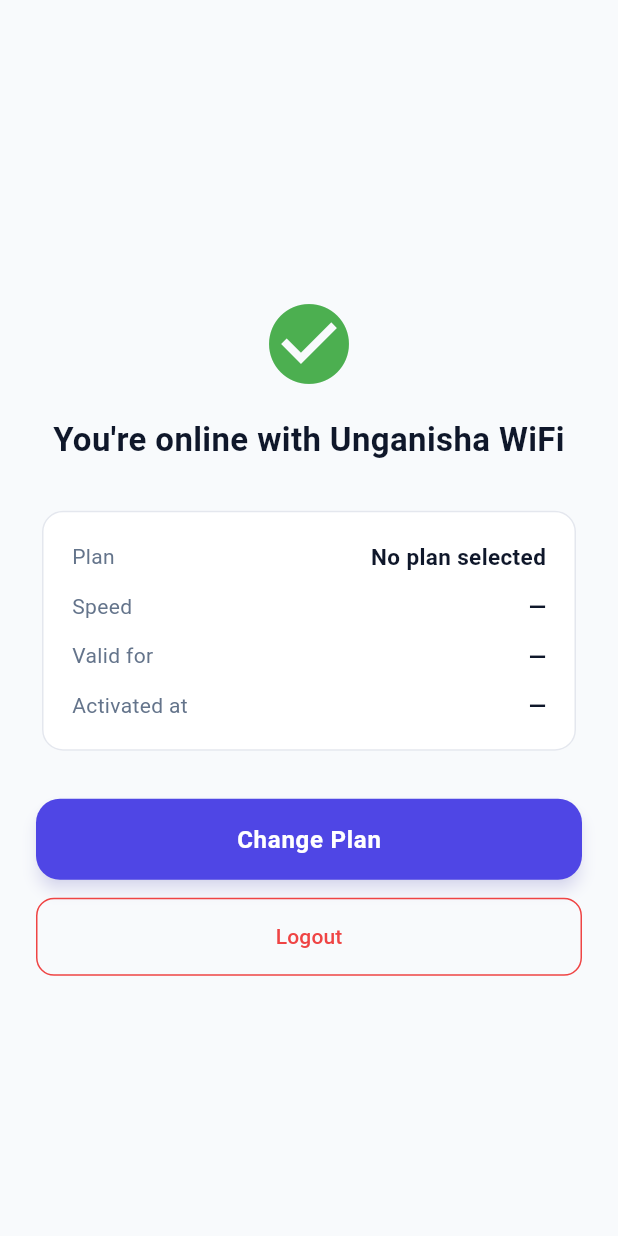
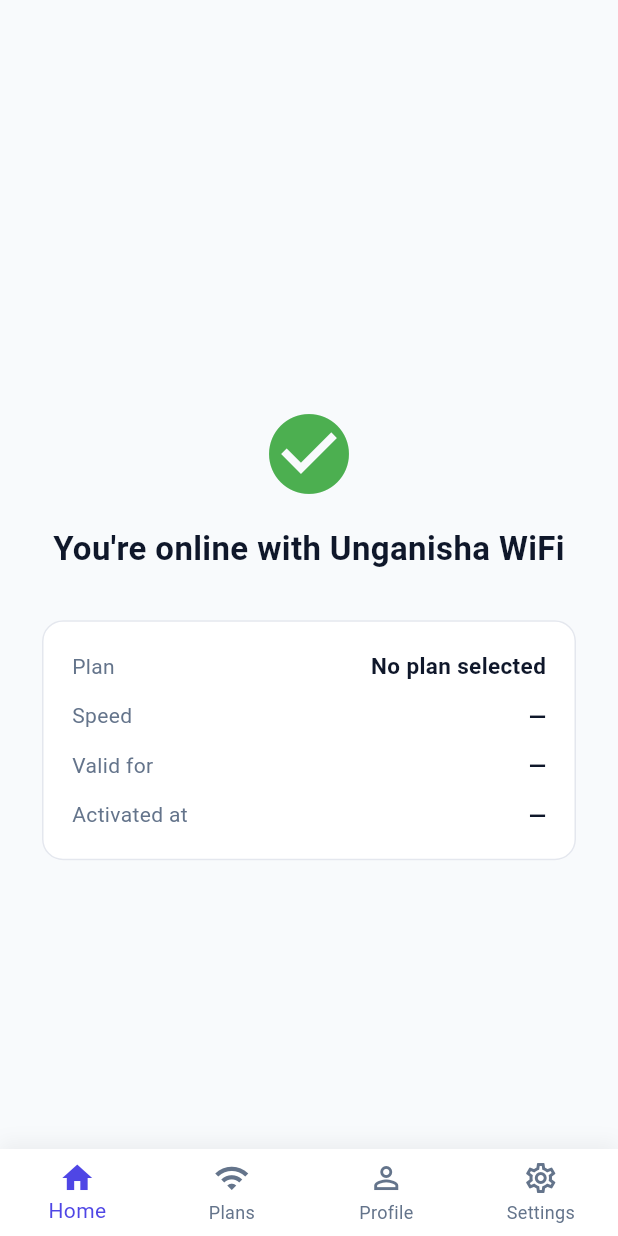
Before and after one commit to rahul656676/unganisha_wifi, a Flutter app: the SubscriptionStatusScreen screen opened by its route, on a phone screen of 412 x 824 dp. Run offline on Flutter 3.47's test engine with Material 3 defaults, Android fonts, the phone set to English and light mode, and no system bars; our stand-ins replace go_router.

```diff
--- a/lib/router.dart
+++ b/lib/router.dart
@@ -1,12 +1,20 @@
+import 'package:flutter/material.dart';
 import 'package:go_router/go_router.dart';
 
 import '../screens/phone_screen.dart';
 import '../screens/otp_screen.dart';
+import '../screens/main_screen.dart';
 import '../screens/plan_list_screen.dart';
 import '../screens/subscription_status_screen.dart';
+import '../screens/profile_screen.dart';
+import '../screens/settings_screen.dart';
 
-/// Central navigation graph: Phone -> OTP -> Plans -> Status.
+final GlobalKey<NavigatorState> _rootNavigatorKey = GlobalKey<NavigatorState>(debugLabel: 'root');
+final GlobalKey<NavigatorState> _shellNavigatorKey = GlobalKey<NavigatorState>(debugLabel: 'shell');
+
+/// Central navigation graph: Phone -> OTP -> Shell(Home, Plans, Profile, Settings).
 final GoRouter appRouter = GoRouter(
+  navigatorKey: _rootNavigatorKey,
   initialLocation: '/',
   routes: [
     GoRoute(
@@ -19,15 +27,48 @@ final GoRouter appRouter = GoRouter(
       name: 'otp',
       builder: (context, state) => const OtpScreen(),
     ),
-    GoRoute(
-      path: '/plans',
-      name: 'plans',
-      builder: (context, state) => const PlanListScreen(),
-    ),
-    GoRoute(
-      path: '/status',
-      name: 'status',
-      builder: (context, state) => const SubscriptionStatusScreen(),
+    StatefulShellRoute.indexedStack(
+      builder: (context, state, navigationShell) {
+        return MainScreen(navigationShell: navigationShell);
+      },
+      branches: [
+        // Tab 0: Home (Status)
+        StatefulShellBranch(
+          routes: [
+            GoRoute(
+              path: '/home',
+              builder: (context, state) => const SubscriptionStatusScreen(),
+            ),
+          ],
+        ),
+        // Tab 1: Plans
+        StatefulShellBranch(
+          routes: [
+            GoRoute(
+              path: '/plans',
+              builder: (context, state) => const PlanListScreen(),
+            ),
+          ],
+        ),
+        // Tab 2: Profile
+        StatefulShellBranch(
+          routes: [
+            GoRoute(
+              path: '/profile',
+              builder: (context, state) => const ProfileScreen(),
+            ),
+          ],
+        ),
+        // Tab 3: Settings
+        StatefulShellBranch(
+          routes: [
+            GoRoute(
+              path: '/settings',
+              builder: (context, state) => const SettingsScreen(),
+            ),
+          ],
+        ),
+      ],
     ),
   ],
 );
--- /dev/null
+++ b/lib/screens/main_screen.dart
@@ -0,0 +1,68 @@
+import 'package:flutter/material.dart';
+import 'package:go_router/go_router.dart';
+
+import '../theme/app_theme.dart';
+
+/// The main shell of the application containing the BottomNavigationBar.
+class MainScreen extends StatelessWidget {
+  final StatefulNavigationShell navigationShell;
+
+  const MainScreen({super.key, required this.navigationShell});
+
+  void _onTap(int index) {
+    navigationShell.goBranch(
+      index,
+      initialLocation: index == navigationShell.currentIndex,
+    );
+  }
+
+  @override
+  Widget build(BuildContext context) {
+    return Scaffold(
+      body: navigationShell,
+      bottomNavigationBar: Container(
+        decoration: BoxDecoration(
+          boxShadow: [
+            BoxShadow(
+              color: Colors.black.withOpacity(0.05),
+              blurRadius: 10,
+              offset: const Offset(0, -4),
+            ),
+          ],
+        ),
+        child: BottomNavigationBar(
+          currentIndex: navigationShell.currentIndex,
+          onTap: _onTap,
+          selectedItemColor: UnganishaColors.primary,
+          unselectedItemColor: UnganishaColors.textMuted,
+          showUnselectedLabels: true,
+          type: BottomNavigationBarType.fixed,
+          backgroundColor: UnganishaColors.surface,
+          elevation: 0,
+          items: const [
+            BottomNavigationBarItem(
+              icon: Icon(Icons.home_outlined),
+              activeIcon: Icon(Icons.home),
+              label: 'Home',
+            ),
+            BottomNavigationBarItem(
+              icon: Icon(Icons.wifi_outlined),
+              activeIcon: Icon(Icons.wifi),
+              label: 'Plans',
+            ),
+            BottomNavigationBarItem(
+              icon: Icon(Icons.person_outline),
+              activeIcon: Icon(Icons.person),
+              label: 'Profile',
+            ),
+            BottomNavigationBarItem(
+              icon: Icon(Icons.settings_outlined),
+              activeIcon: Icon(Icons.settings),
+              label: 'Settings',
+            ),
+          ],
+        ),
+      ),
+    );
+  }
+}
--- a/lib/screens/otp_screen.dart
+++ b/lib/screens/otp_screen.dart
@@ -64,7 +64,7 @@ class _OtpScreenState extends State<OtpScreen> {
     setState(() => _isLoading = false);
 
     if (isValid) {
-      if (mounted) context.push('/plans');
+      if (mounted) context.go('/home');
     } else {
       setState(() {
         _errorText = 'Invalid code. For testing, use 1234.';
--- a/lib/screens/plan_list_screen.dart
+++ b/lib/screens/plan_list_screen.dart
@@ -20,16 +20,6 @@ class PlanListScreen extends StatelessWidget {
     return Scaffold(
       appBar: AppBar(
         title: const Text('Choose a plan'),
-        actions: [
-          IconButton(
-            icon: const Icon(Icons.logout),
-            tooltip: 'Logout',
-            onPressed: () {
-              context.read<AppState>().clearSession();
-              context.go('/');
-            },
-          ),
-        ],
       ),
       body: ResponsiveScreenContainer(
         maxWidth: 520,
--- a/lib/screens/subscription_status_screen.dart
+++ b/lib/screens/subscription_status_screen.dart
@@ -9,15 +9,6 @@ import '../widgets/responsive_screen_container.dart';
 
 class SubscriptionStatusScreen extends StatelessWidget {
   const SubscriptionStatusScreen({super.key});
-
-  void _onChangePlan(BuildContext context) {
-    context.go('/plans');
-  }
-
-  void _onLogout(BuildContext context) {
-    context.read<AppState>().clearSession();
-    context.go('/');
-  }
 
   @override
   Widget build(BuildContext context) {
@@ -70,24 +61,6 @@ class SubscriptionStatusScreen extends StatelessWidget {
                 ),
               ),
             ),
-            const SizedBox(height: 28),
-            ElevatedButton(
-              onPressed: () => _onChangePlan(context),
-              child: const Text('Change Plan'),
-            ),
-            const SizedBox(height: 12),
-            OutlinedButton(
-              onPressed: () => _onLogout(context),
-              style: OutlinedButton.styleFrom(
-                minimumSize: const Size.fromHeight(52),
-                foregroundColor: UnganishaColors.error,
-                side: const BorderSide(color: UnganishaColors.error),
-                shape: RoundedRectangleBorder(
-                  borderRadius: BorderRadius.circular(12),
-                ),
-              ),
-              child: const Text('Logout'),
-            ),
           ],
         ),
       ),
```
Also changed, not shown: lib/screens/profile_screen.dart (added, +128 -0 lines), lib/screens/settings_screen.dart (added, +71 -0 lines), 2 other files.
